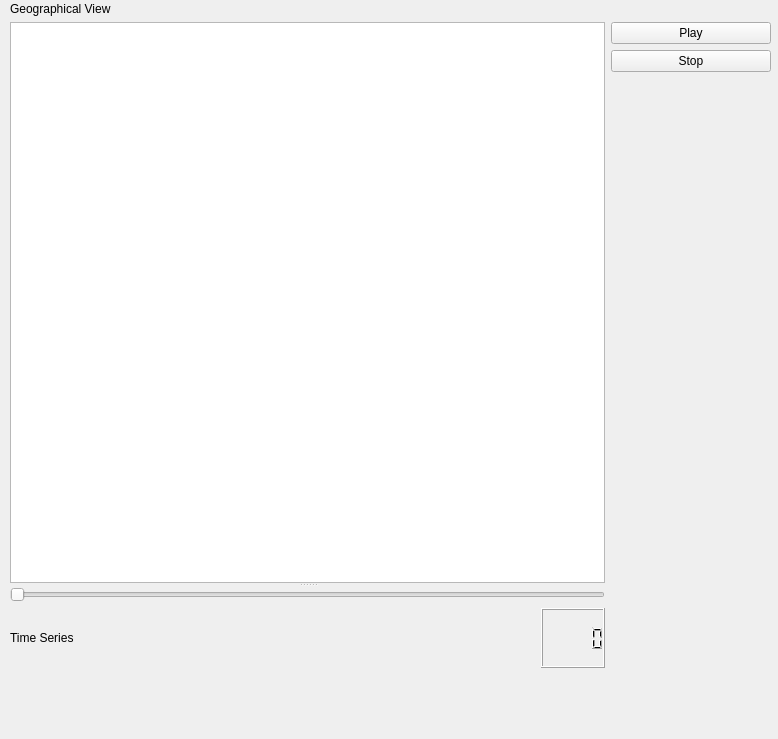
fccoelho/epigrass, file display.ui: the form before one commit.
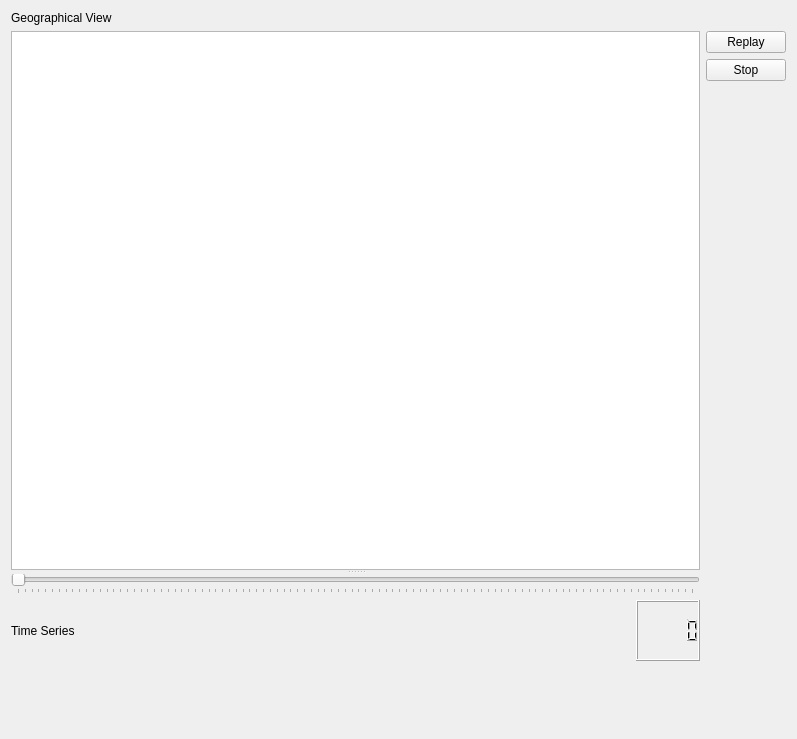
The form after the commit. Custom widgets are drawn as their Qt base class.

Commit message: - fixed color display on maps  - implemented double click on polygon to recenter map  - fixed layout of display window  - enabled slider navigation of the simulation time series  - Implemented a meta-info database table to keep the information in the .epg file saved along with the simulation results  - renamed sqlite Database to Epigrass.sqlite  - Map Display now shows geocode and locality name on polygon tooltip  - Using Shapefile specified at the .epg instead of reading from GUI.  - Plot of timeseries working with time marker attached to the slider position

What changed in the file:
```diff
--- a/display.ui
+++ b/display.ui
@@ -5,7 +5,7 @@
    <rect>
     <x>0</x>
     <y>0</y>
-    <width>778</width>
+    <width>797</width>
     <height>739</height>
    </rect>
   </property>
@@ -18,15 +18,8 @@
   <property name="windowTitle" >
    <string>Simulation Display</string>
   </property>
-  <widget class="QWidget" name="" >
-   <property name="geometry" >
-    <rect>
-     <x>10</x>
-     <y>2</y>
-     <width>761</width>
-     <height>731</height>
-    </rect>
-   </property>
+  <layout class="QGridLayout" name="gridLayout" >
+   <item row="0" column="0" >
    <layout class="QVBoxLayout" >
     <item>
      <widget class="QLabel" name="label" >
@@ -60,6 +53,12 @@
             <property name="orientation" >
              <enum>Qt::Horizontal</enum>
             </property>
+             <property name="tickPosition" >
+              <enum>QSlider::TicksBelow</enum>
+             </property>
+             <property name="tickInterval" >
+              <number>0</number>
+             </property>
            </widget>
           </item>
           <item>
@@ -104,15 +103,30 @@
       </item>
       <item>
        <layout class="QVBoxLayout" >
+         <property name="sizeConstraint" >
+          <enum>QLayout::SetDefaultConstraint</enum>
+         </property>
         <item>
          <widget class="QPushButton" name="pushButton" >
+           <property name="sizePolicy" >
+            <sizepolicy vsizetype="Fixed" hsizetype="Fixed" >
+             <horstretch>0</horstretch>
+             <verstretch>0</verstretch>
+            </sizepolicy>
+           </property>
           <property name="text" >
-           <string>Play</string>
+            <string>Replay</string>
           </property>
          </widget>
         </item>
         <item>
          <widget class="QPushButton" name="pushButton_2" >
+           <property name="sizePolicy" >
+            <sizepolicy vsizetype="Fixed" hsizetype="Fixed" >
+             <horstretch>0</horstretch>
+             <verstretch>0</verstretch>
+            </sizepolicy>
+           </property>
           <property name="text" >
            <string>Stop</string>
           </property>
@@ -136,7 +150,8 @@
      </layout>
     </item>
    </layout>
-  </widget>
+   </item>
+  </layout>
  </widget>
  <customwidgets>
   <customwidget>
```
Left out of the diff: 6 changed lines with no effect on the pictures. Lines whose indentation alone changed are shown as unchanged. The commit also changes 7 other files.
